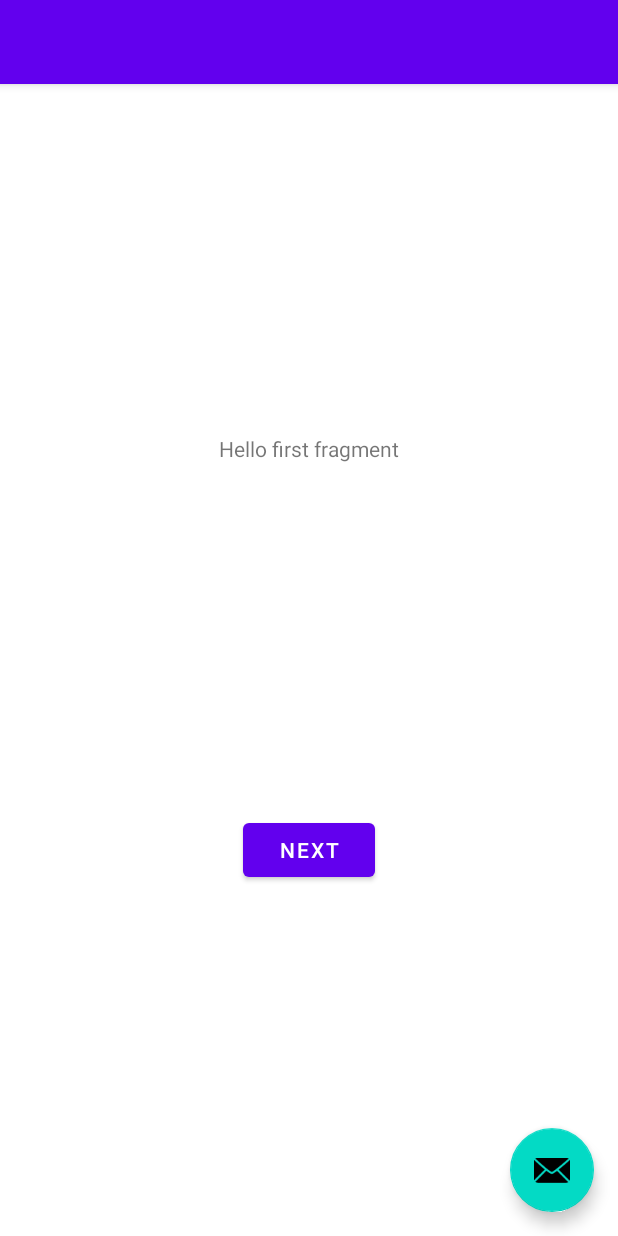
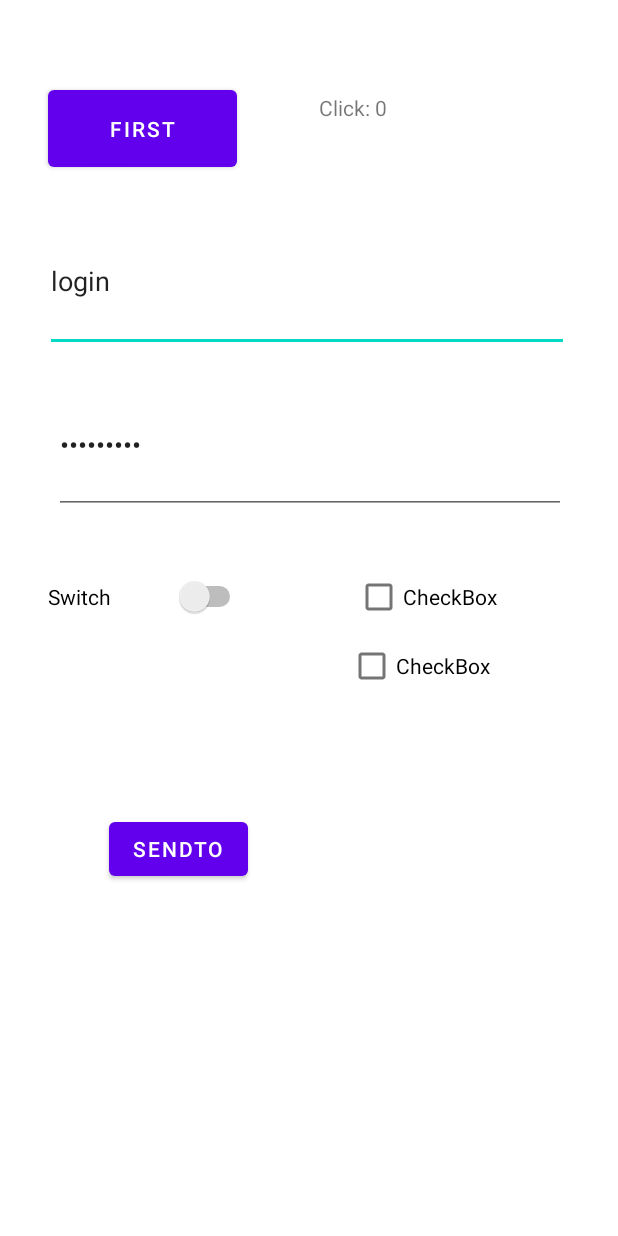
Before and after one commit to CoolPotatoStas/PMU_Android_labs, an Android app: the layout activity_main.xml on its own in the app's theme, with its tools: preview values and no code run, on a phone screen of 412 x 824 dp. Run offline under Robolectric (Android 15) with nearby library versions, the phone set to English and light mode, and no system bars.

Commit message:
lab3 application with 2 activities

```diff
--- a/app/src/main/AndroidManifest.xml
+++ b/app/src/main/AndroidManifest.xml
@@ -12,6 +12,9 @@
         android:theme="@style/Theme.Pmu_lab3"
         tools:targetApi="31">
         <activity
+            android:name=".second_view"
+            android:exported="false" />
+        <activity
             android:name=".MainActivity"
             android:exported="true"
             android:label="@string/app_name"
--- a/app/src/main/java/com/example/pmu_lab3/FirstFragment.kt
+++ /dev/null
@@ -1,44 +0,0 @@
-package com.example.pmu_lab3
-
-import android.os.Bundle
-import androidx.fragment.app.Fragment
-import android.view.LayoutInflater
-import android.view.View
-import android.view.ViewGroup
-import androidx.navigation.fragment.findNavController
-import com.example.pmu_lab3.databinding.FragmentFirstBinding
-
-/**
- * A simple [Fragment] subclass as the default destination in the navigation.
- */
-class FirstFragment : Fragment() {
-
-    private var _binding: FragmentFirstBinding? = null
-
-    // This property is only valid between onCreateView and
-    // onDestroyView.
-    private val binding get() = _binding!!
-
-    override fun onCreateView(
-        inflater: LayoutInflater, container: ViewGroup?,
-        savedInstanceState: Bundle?
-    ): View? {
-
-        _binding = FragmentFirstBinding.inflate(inflater, container, false)
-        return binding.root
-
-    }
-
-    override fun onViewCreated(view: View, savedInstanceState: Bundle?) {
-        super.onViewCreated(view, savedInstanceState)
-
-        binding.buttonFirst.setOnClickListener {
-            findNavController().navigate(R.id.action_FirstFragment_to_SecondFragment)
-        }
-    }
-
-    override fun onDestroyView() {
-        super.onDestroyView()
-        _binding = null
-    }
-}
--- a/app/src/main/res/layout/activity_main.xml
+++ b/app/src/main/res/layout/activity_main.xml
@@ -1,34 +1,76 @@
 <?xml version="1.0" encoding="utf-8"?>
-<androidx.coordinatorlayout.widget.CoordinatorLayout xmlns:android="http://schemas.android.com/apk/res/android"
-    xmlns:app="http://schemas.android.com/apk/res-auto"
-    xmlns:tools="http://schemas.android.com/tools"
+<AbsoluteLayout xmlns:android="http://schemas.android.com/apk/res/android"
+    android:id="@+id/text_2"
     android:layout_width="match_parent"
-    android:layout_height="match_parent"
-    tools:context=".MainActivity">
+    android:layout_height="match_parent">
 
-    <com.google.android.material.appbar.AppBarLayout
-        android:layout_width="match_parent"
-        android:layout_height="wrap_content"
-        android:theme="@style/Theme.Pmu_lab3.AppBarOverlay">
+    <Button
+        android:id="@+id/button_1"
+        android:layout_width="126dp"
+        android:layout_height="63dp"
+        android:layout_x="32dp"
+        android:layout_y="54dp"
+        android:onClick="onButton_1"
+        android:text="First" />
 
-        <androidx.appcompat.widget.Toolbar
-            android:id="@+id/toolbar"
-            android:layout_width="match_parent"
-            android:layout_height="?attr/actionBarSize"
-            android:background="?attr/colorPrimary"
-            app:popupTheme="@style/Theme.Pmu_lab3.PopupOverlay" />
+    <EditText
+        android:id="@+id/text_1"
+        android:layout_width="349dp"
+        android:layout_height="94dp"
+        android:layout_x="30dp"
+        android:layout_y="141dp"
+        android:ems="10"
+        android:inputType="textPersonName"
+        android:text="login" />
 
-    </com.google.android.material.appbar.AppBarLayout>
+    <EditText
+        android:id="@+id/editTextNumberPassword"
+        android:layout_width="341dp"
+        android:layout_height="92dp"
+        android:layout_x="36dp"
+        android:layout_y="251dp"
+        android:ems="10"
+        android:inputType="numberPassword"
+        android:text="123456789" />
 
-    <include layout="@layout/content_main" />
+    <TextView
+        android:id="@+id/text_0"
+        android:layout_width="124dp"
+        android:layout_height="58dp"
+        android:layout_x="213dp"
+        android:layout_y="62dp"
+        android:text="Click: 0" />
 
-    <com.google.android.material.floatingactionbutton.FloatingActionButton
-        android:id="@+id/fab"
+    <Switch
+        android:id="@+id/switch1"
+        android:layout_width="132dp"
+        android:layout_height="58dp"
+        android:layout_x="32dp"
+        android:layout_y="369dp"
+        android:text="Switch" />
+
+    <CheckBox
+        android:id="@+id/checkBox"
         android:layout_width="wrap_content"
         android:layout_height="wrap_content"
-        android:layout_gravity="bottom|end"
-        android:layout_marginEnd="@dimen/fab_margin"
-        android:layout_marginBottom="16dp"
-        app:srcCompat="@android:drawable/ic_dialog_email" />
+        android:layout_x="237dp"
+        android:layout_y="374dp"
+        android:text="CheckBox" />
 
-</androidx.coordinatorlayout.widget.CoordinatorLayout>
+    <CheckBox
+        android:id="@+id/checkBox2"
+        android:layout_width="wrap_content"
+        android:layout_height="wrap_content"
+        android:layout_x="232dp"
+        android:layout_y="420dp"
+        android:text="CheckBox" />
+
+    <Button
+        android:id="@+id/button_2"
+        android:layout_width="wrap_content"
+        android:layout_height="wrap_content"
+        android:layout_x="73dp"
+        android:layout_y="542dp"
+        android:onClick="onButton_2"
+        android:text="sendTo" />
+</AbsoluteLayout>
--- a/app/src/main/res/layout/content_main.xml
+++ /dev/null
@@ -1,19 +0,0 @@
-<?xml version="1.0" encoding="utf-8"?>
-<androidx.constraintlayout.widget.ConstraintLayout xmlns:android="http://schemas.android.com/apk/res/android"
-    xmlns:app="http://schemas.android.com/apk/res-auto"
-    android:layout_width="match_parent"
-    android:layout_height="match_parent"
-    app:layout_behavior="@string/appbar_scrolling_view_behavior">
-
-    <fragment
-        android:id="@+id/nav_host_fragment_content_main"
-        android:name="androidx.navigation.fragment.NavHostFragment"
-        android:layout_width="0dp"
-        android:layout_height="0dp"
-        app:defaultNavHost="true"
-        app:layout_constraintBottom_toBottomOf="parent"
-        app:layout_constraintEnd_toEndOf="parent"
-        app:layout_constraintStart_toStartOf="parent"
-        app:layout_constraintTop_toTopOf="parent"
-        app:navGraph="@navigation/nav_graph" />
-</androidx.constraintlayout.widget.ConstraintLayout>
--- a/app/src/main/res/layout/fragment_first.xml
+++ /dev/null
@@ -1,28 +0,0 @@
-<?xml version="1.0" encoding="utf-8"?>
-<androidx.constraintlayout.widget.ConstraintLayout xmlns:android="http://schemas.android.com/apk/res/android"
-    xmlns:app="http://schemas.android.com/apk/res-auto"
-    xmlns:tools="http://schemas.android.com/tools"
-    android:layout_width="match_parent"
-    android:layout_height="match_parent"
-    tools:context=".FirstFragment">
-
-    <TextView
-        android:id="@+id/textview_first"
-        android:layout_width="wrap_content"
-        android:layout_height="wrap_content"
-        android:text="@string/hello_first_fragment"
-        app:layout_constraintBottom_toTopOf="@id/button_first"
-        app:layout_constraintEnd_toEndOf="parent"
-        app:layout_constraintStart_toStartOf="parent"
-        app:layout_constraintTop_toTopOf="parent" />
-
-    <Button
-        android:id="@+id/button_first"
-        android:layout_width="wrap_content"
-        android:layout_height="wrap_content"
-        android:text="@string/next"
-        app:layout_constraintBottom_toBottomOf="parent"
-        app:layout_constraintEnd_toEndOf="parent"
-        app:layout_constraintStart_toStartOf="parent"
-        app:layout_constraintTop_toBottomOf="@id/textview_first" />
-</androidx.constraintlayout.widget.ConstraintLayout>
--- a/app/src/main/res/navigation/nav_graph.xml
+++ /dev/null
@@ -1,28 +0,0 @@
-<?xml version="1.0" encoding="utf-8"?>
-<navigation xmlns:android="http://schemas.android.com/apk/res/android"
-    xmlns:app="http://schemas.android.com/apk/res-auto"
-    xmlns:tools="http://schemas.android.com/tools"
-    android:id="@+id/nav_graph"
-    app:startDestination="@id/FirstFragment">
-
-    <fragment
-        android:id="@+id/FirstFragment"
-        android:name="com.example.pmu_lab3.FirstFragment"
-        android:label="@string/first_fragment_label"
-        tools:layout="@layout/fragment_first">
-
-        <action
-            android:id="@+id/action_FirstFragment_to_SecondFragment"
-            app:destination="@id/SecondFragment" />
-    </fragment>
-    <fragment
-        android:id="@+id/SecondFragment"
-        android:name="com.example.pmu_lab3.SecondFragment"
-        android:label="@string/second_fragment_label"
-        tools:layout="@layout/fragment_second">
-
-        <action
-            android:id="@+id/action_SecondFragment_to_FirstFragment"
-            app:destination="@id/FirstFragment" />
-    </fragment>
-</navigation>
--- a/app/src/main/res/values-land/dimens.xml
+++ /dev/null
@@ -1,3 +0,0 @@
-<resources>
-    <dimen name="fab_margin">48dp</dimen>
-</resources>
--- a/app/src/main/res/values-w1240dp/dimens.xml
+++ /dev/null
@@ -1,3 +0,0 @@
-<resources>
-    <dimen name="fab_margin">200dp</dimen>
-</resources>
--- a/app/src/main/res/values-w600dp/dimens.xml
+++ /dev/null
@@ -1,3 +0,0 @@
-<resources>
-    <dimen name="fab_margin">48dp</dimen>
-</resources>
```
Also changed, not shown: app/src/main/java/com/example/pmu_lab3/MainActivity.kt (+7 -39 lines), app/src/main/java/com/example/pmu_lab3/SecondFragment.kt (deleted, +0 -44 lines), app/src/main/res/layout/fragment_second.xml (deleted, +0 -27 lines), app/src/main/res/menu/menu_main.xml (deleted, +0 -10 lines), gradle/wrapper/gradle-wrapper.properties (added), 1 other file.
